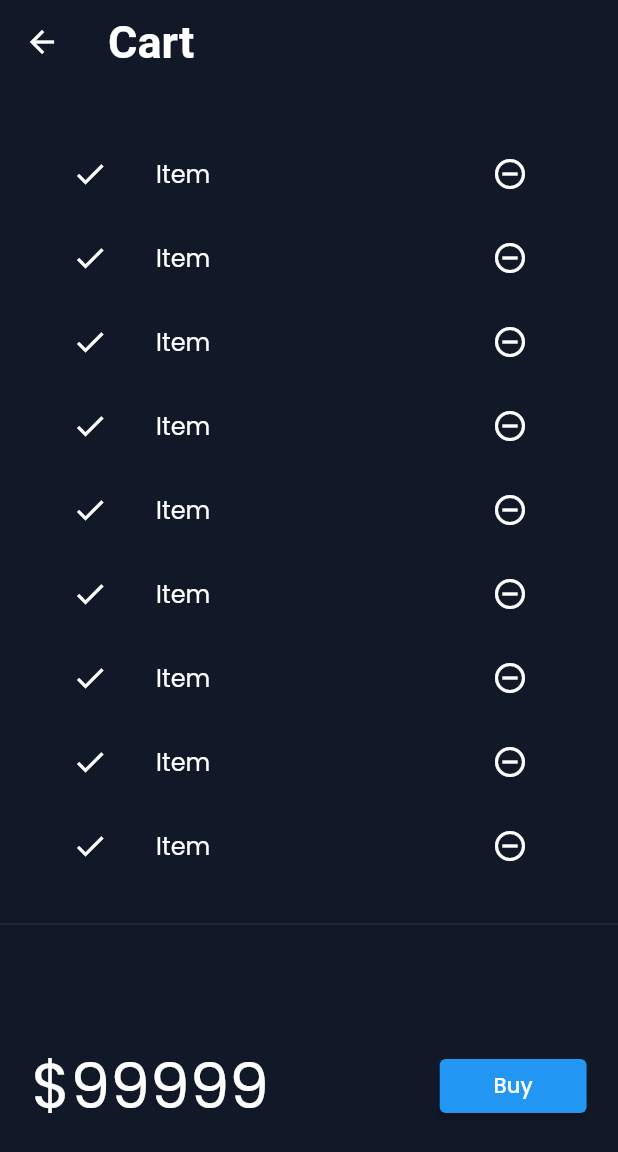
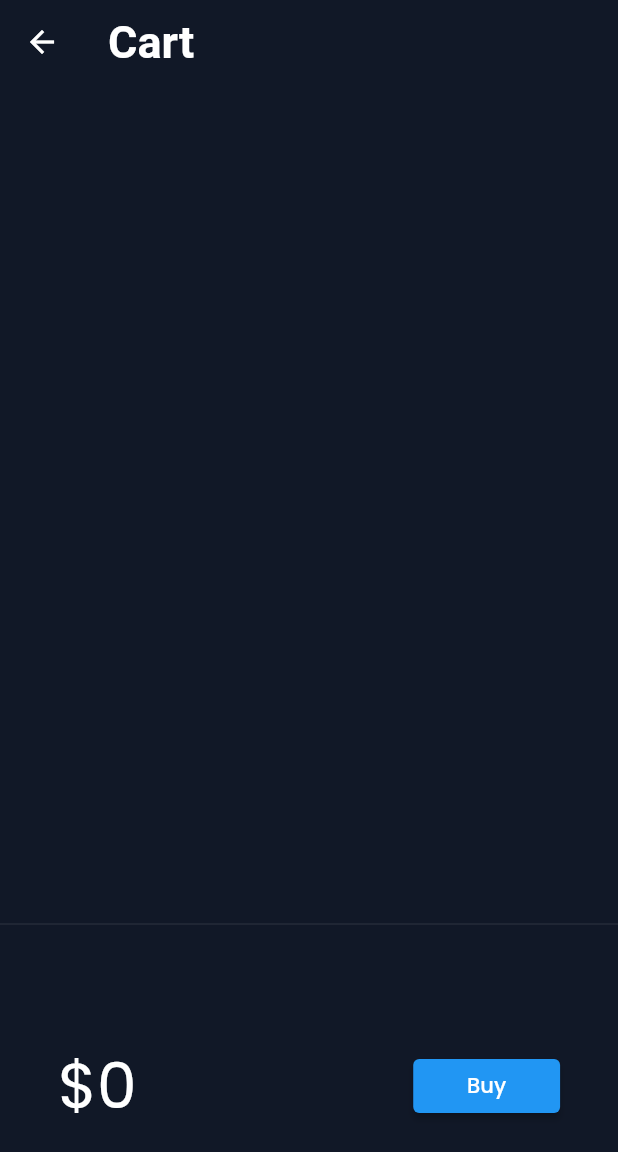
Before and after one commit to fang69x/Technofy, a Flutter app: the screen it shows after launch, after a tap on the "brightness 4" icon, after a tap on the "shopping cart" icon, on a phone screen of 412 x 824 dp. Shown: the top 1152 px of the screen. Run offline on Flutter 3.47's test engine with Material 2 defaults, Android fonts, the phone set to English and light mode, and no system bars; our stand-ins replace google_fonts, velocity_x; network calls fail.

Commit message:
day 17 done

```diff
--- /dev/null
+++ b/lib/models/cart.dart
@@ -0,0 +1,24 @@
+import 'package:universe7/models/catalog.dart';
+
+class CartModel {
+  static final cartModel = CartModel.internal();
+  CartModel.internal();
+  factory CartModel() => cartModel;
+  CatalogModel? catalog;
+  final List<int> itemIds = [];
+
+// get items in the cart
+  List<Item> get items => itemIds.map((id) => catalog!.getById(id)).toList();
+// get total price
+  num get totalPrice =>
+      items.fold(0, (total, current) => total + current.price);
+// ADD items
+  void add(Item item) {
+    itemIds.add(item.id);
+  }
+
+// Remove Item
+  void remove(Item item) {
+    itemIds.remove(item.id);
+  }
+}
--- a/lib/models/catalog.dart
+++ b/lib/models/catalog.dart
@@ -1,11 +1,14 @@
 import 'dart:convert';
 
 class CatalogModel {
+  static final catModel = CatalogModel.internal();
+  CatalogModel.internal();
+  factory CatalogModel() => catModel;
   static List<Item>? items;
 // ignore: null_closures
-  static Item getById(int id) =>
+  Item getById(int id) =>
       items!.firstWhere((element) => element.id == id, orElse: null);
-  static Item getByPosition(int pos) => items![pos];
+  Item getByPosition(int pos) => items![pos];
 }
 
 class Item {
--- a/lib/pages/cartpage.dart
+++ b/lib/pages/cartpage.dart
@@ -1,4 +1,5 @@
 import 'package:flutter/material.dart';
+import 'package:universe7/models/cart.dart';
 import 'package:universe7/widgets/themes.dart';
 import 'package:velocity_x/velocity_x.dart';
 
@@ -29,13 +30,22 @@ class _CartTotal extends StatelessWidget {
 
   @override
   Widget build(BuildContext context) {
+    final _cart = CartModel();
     return SizedBox(
       height: 200,
       child: Row(mainAxisAlignment: MainAxisAlignment.spaceAround, children: [
-        "\$99999".text.xl5.color(context.accentColor).make(),
+        "\$${_cart.totalPrice}".text.xl5.color(context.accentColor).make(),
         30.widthBox,
         ElevatedButton(
-            onPressed: () {},
+            onPressed: () {
+// niche se message lane ke liye we use scaffoldmessenger
+
+              ScaffoldMessenger.of(context).showSnackBar(SnackBar(
+                  content: ("Buying not supported yet")
+                      .text
+                      .color(context.cupertinoTheme.primaryContrastingColor)
+                      .make()));
+            },
             child: "Buy"
                 .text
                 .center
@@ -57,16 +67,18 @@ class _CartList extends StatefulWidget {
 }
 
 class _CartListState extends State<_CartList> {
+  final _cart = CartModel();
   @override
   Widget build(BuildContext context) {
     return ListView.builder(
+      itemCount: _cart.items?.length,
       itemBuilder: (context, index) => ListTile(
         leading: Icon(Icons.done),
         trailing: IconButton(
           icon: Icon(Icons.remove_circle_outline),
           onPressed: () {},
         ),
-        title: "Item".text.make(),
+        title: _cart.items[index].name.text.make(),
       ),
     );
   }
--- a/lib/pages/homewidgets/catalog_list.dart
+++ b/lib/pages/homewidgets/catalog_list.dart
@@ -1,4 +1,5 @@
 import 'package:flutter/material.dart';
+import 'package:universe7/models/cart.dart';
 import 'package:universe7/pages/homedetailPage.dart';
 import 'package:velocity_x/velocity_x.dart';
 
@@ -12,7 +13,7 @@ class CatalogList extends StatelessWidget {
       shrinkWrap: true,
       itemCount: CatalogModel.items!.length,
       itemBuilder: (context, index) {
-        final catalog = CatalogModel.getByPosition(index);
+        final catalog = CatalogModel.items![index];
         return InkWell(
             onTap: () => Navigator.push(
                 context,
@@ -56,21 +57,10 @@ class CatalogItem extends StatelessWidget {
                 buttonPadding: Vx.mH4,
                 children: [
                   "\$${catalog.price}".text.bold.xl.make(),
-                  ElevatedButton(
-                      onPressed: () {},
-                      // button ka colour change karne ke liye
-
-                      style: ButtonStyle(
-                        backgroundColor: MaterialStateProperty.all(
-                          Theme.of(context)
-                              .floatingActionButtonTheme
-                              .backgroundColor,
-                        ),
-                        shape: MaterialStateProperty.all(
-                          StadiumBorder(),
-                        ),
-                      ),
-                      child: "Add to cart".text.make()),
+                  _AddToCart(
+                    catalog: catalog,
+                    key: UniqueKey(),
+                  )
                 ],
               )
 
@@ -82,3 +72,41 @@ class CatalogItem extends StatelessWidget {
     ).color(context.cardColor).roundedSM.square(150).make().py12();
   }
 }
+
+class _AddToCart extends StatefulWidget {
+  final Item catalog;
+  const _AddToCart({
+    required Key key,
+    required this.catalog,
+  }) : super(key: key);
+
+  @override
+  __AddToCartState createState() => __AddToCartState();
+}
+
+class __AddToCartState extends State<_AddToCart> {
+  bool isAdded = false;
+  @override
+  Widget build(BuildContext context) {
+    return ElevatedButton(
+        onPressed: () {
+          isAdded = isAdded.toggle();
+          final _catalog = CatalogModel();
+          final _cart = CartModel();
+          _cart.catalog = _catalog;
+          _cart.add(widget.catalog);
+          setState(() {});
+        },
+        // button ka colour change karne ke liye
+
+        style: ButtonStyle(
+          backgroundColor: MaterialStateProperty.all(
+            Theme.of(context).floatingActionButtonTheme.backgroundColor,
+          ),
+          shape: MaterialStateProperty.all(
+            StadiumBorder(),
+          ),
+        ),
+        child: isAdded ? Icon(Icons.done) : "Add to cart".text.make());
+  }
+}
```
